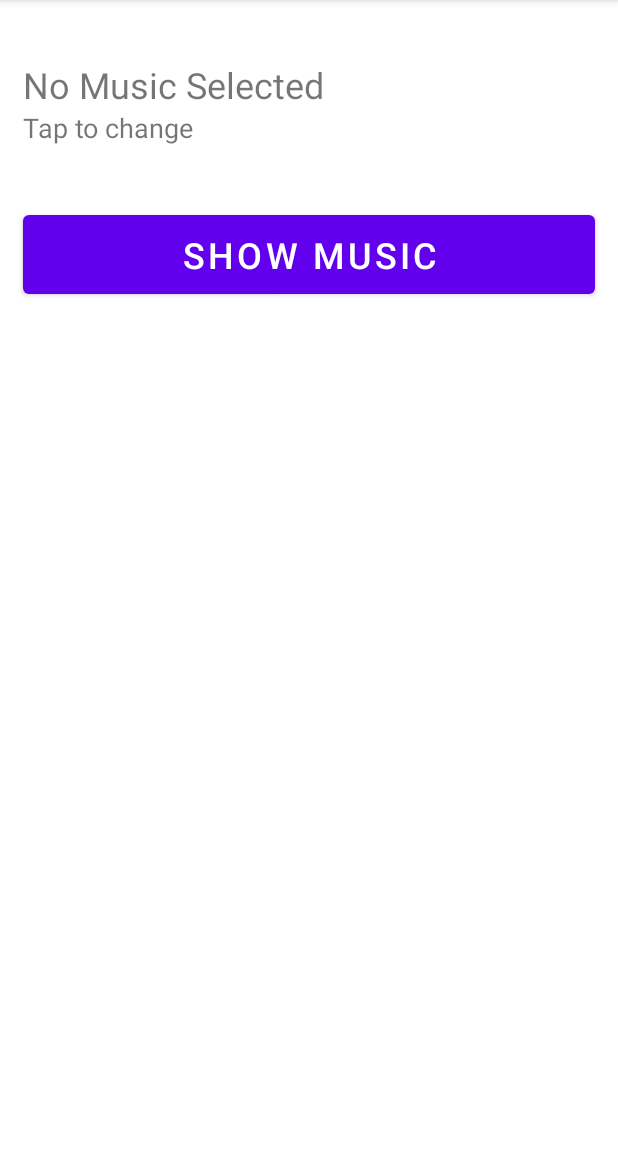
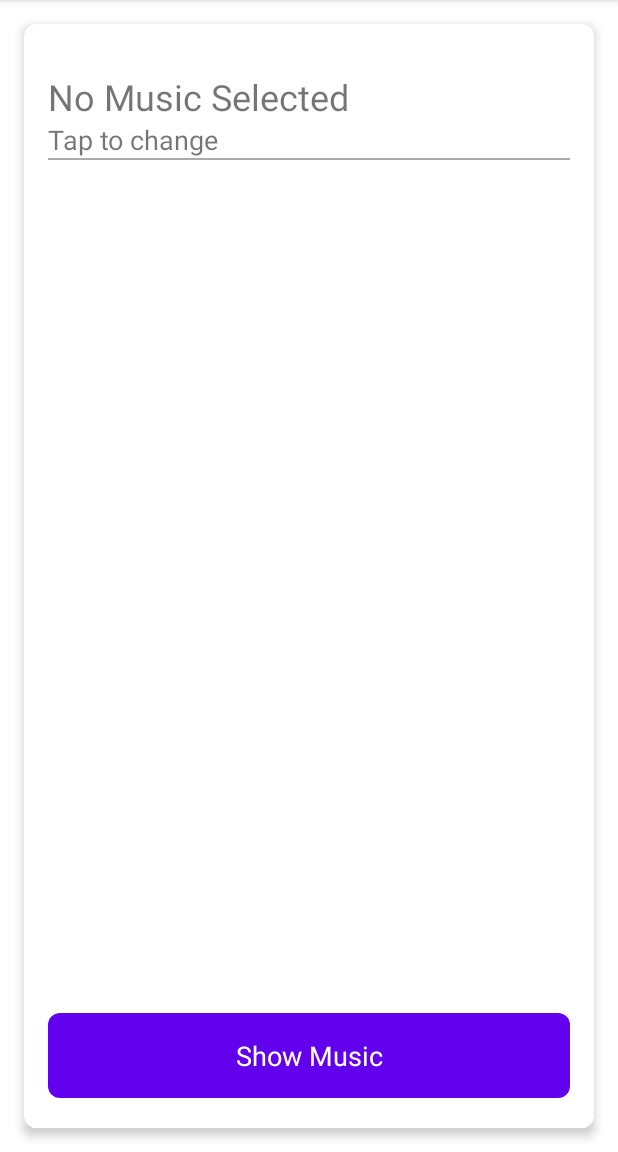
Before and after one commit to ajbrindle/MusicViewer, an Android app: the screen it shows after launch (MusicChooser), on a phone screen of 412 x 824 dp, the part 84-1236 px from its top. Run offline under Robolectric (Android 15) with nearby library versions, the phone set to English and light mode, and no system bars.

Commit message:
Material design

```diff
--- a/app/src/main/res/layout/activity_main.xml
+++ b/app/src/main/res/layout/activity_main.xml
@@ -1,29 +1,40 @@
 <?xml version="1.0" encoding="utf-8"?>
-<LinearLayout xmlns:android="http://schemas.android.com/apk/res/android"
+<com.google.android.material.card.MaterialCardView xmlns:android="http://schemas.android.com/apk/res/android"
     xmlns:app="http://schemas.android.com/apk/res-auto"
     xmlns:tools="http://schemas.android.com/tools"
     android:layout_width="match_parent"
     android:layout_height="match_parent"
+    android:layout_margin="16dp"
+    app:cardCornerRadius="8dp"
+    app:cardElevation="4dp"
+    tools:context=".MusicChooser">
+
+    <LinearLayout
+        android:layout_width="match_parent"
+        android:layout_height="match_parent"
         android:orientation="vertical"
-    tools:context=".MusicChooser">
+        android:padding="16dp">
 
         <ListView
             android:id="@+id/musicListSel"
             android:layout_width="match_parent"
-        android:layout_height="wrap_content"
-        android:layout_marginTop="40dp"
-        android:layout_marginLeft="15dp" >
-    </ListView>
+            android:layout_height="0dp"
+            android:layout_weight="1"
+            android:layout_marginTop="16dp"
+            android:divider="@android:color/darker_gray"
+            android:dividerHeight="1dp" />
 
-    <Button
+        <com.google.android.material.button.MaterialButton
             android:id="@+id/showMusicBtn"
             android:layout_width="match_parent"
             android:layout_height="wrap_content"
-        android:layout_marginTop="40dp"
-        android:layout_marginLeft="15dp"
-        android:layout_marginRight="15dp"
-        android:padding="10dp"
-        android:textSize="24sp"
-        android:text="Show Music" />
+            android:layout_marginTop="16dp"
+            android:padding="16dp"
+            android:text="Show Music"
+            android:textSize="18sp"
+            app:cornerRadius="8dp"
+            style="@style/Widget.Material3.Button" />
 
     </LinearLayout>
+
+</com.google.android.material.card.MaterialCardView>
```
Lines whose indentation alone changed are shown as unchanged.
